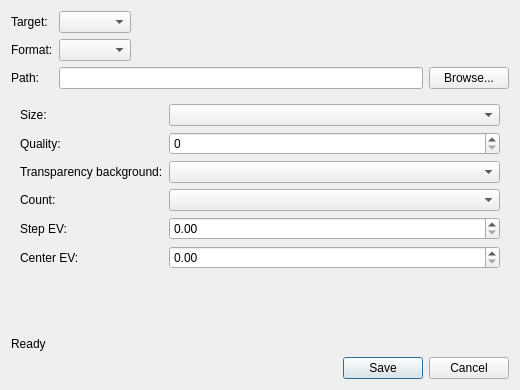
Old version of the form src/view/SaveImageDialog.ui in the repository nauyihsnehs/OpenEXR-Viewer-Mini.
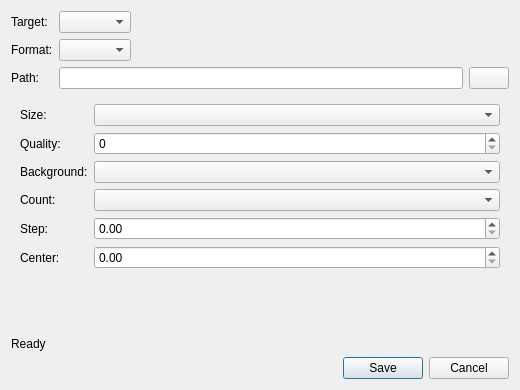
New version of the form.

```diff
--- a/src/view/SaveImageDialog.ui
+++ b/src/view/SaveImageDialog.ui
@@ -54,7 +54,7 @@
        <item>
         <widget class="QPushButton" name="browseButton">
          <property name="text">
-          <string>Browse...</string>
+          <string/>
          </property>
         </widget>
        </item>
@@ -89,7 +89,7 @@
        <item row="2" column="0">
         <widget class="QLabel" name="jpegBackgroundLabel">
          <property name="text">
-          <string>Transparency background:</string>
+          <string>Background:</string>
          </property>
         </widget>
        </item>
@@ -109,7 +109,7 @@
        <item row="4" column="0">
         <widget class="QLabel" name="bracketStepLabel">
          <property name="text">
-          <string>Step EV:</string>
+          <string>Step:</string>
          </property>
         </widget>
        </item>
@@ -119,7 +119,7 @@
        <item row="5" column="0">
         <widget class="QLabel" name="bracketCenterLabel">
          <property name="text">
-          <string>Center EV:</string>
+          <string>Center:</string>
          </property>
         </widget>
        </item>
```
Left out of the diff: 10 changed lines with no effect on the pictures.
